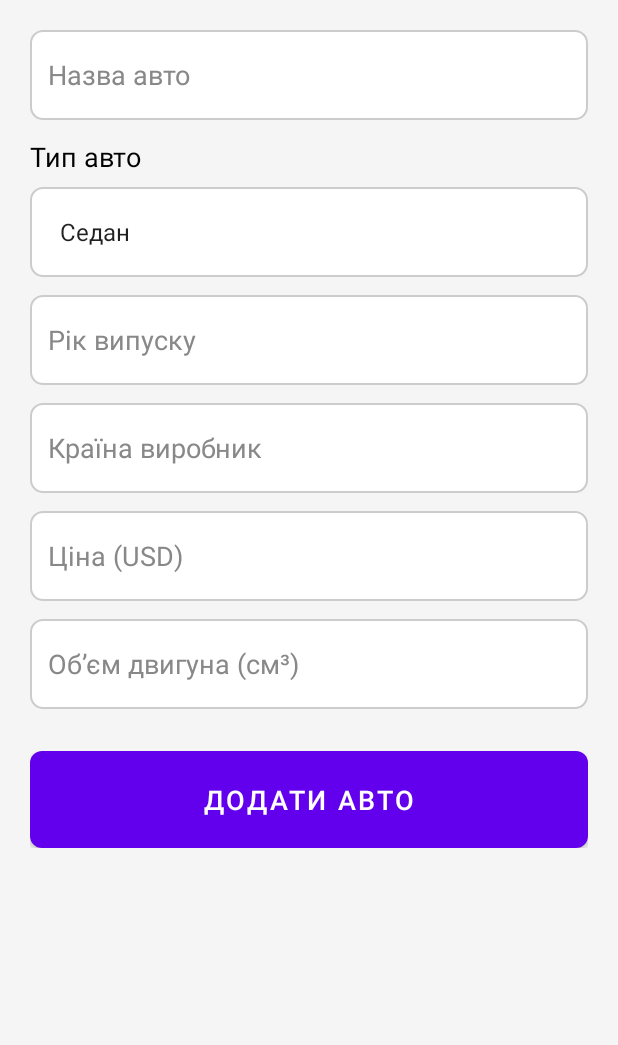
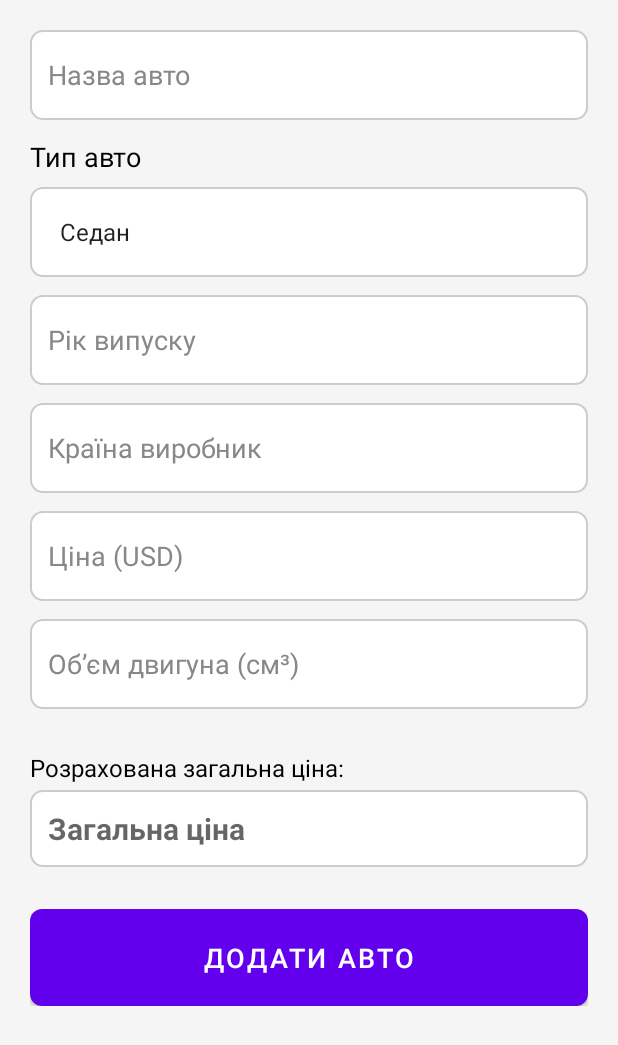
Before and after one commit to Godzila121/Auto, an Android app: the AddCarActivity screen opened directly, with no data from a screen before it, on a phone screen of 412 x 824 dp. Shown: the top 1045 px of the screen. Run offline under Robolectric (Android 15) with nearby library versions, the phone set to English and light mode, and no system bars; our stand-ins replace Firebase (no records; nobody signed in at launch, a user with empty details on screens opened directly).

Commit message:
update ativity

```diff
--- a/app/src/main/java/com/example/myapp/AddCarActivity.java
+++ b/app/src/main/java/com/example/myapp/AddCarActivity.java
@@ -3,13 +3,14 @@ package com.example.myapp;
 import android.annotation.SuppressLint;
 import android.content.Intent;
 import android.os.Bundle;
-import android.util.Log;
+import android.util.Log; // Один імпорт Log достатньо
 import android.widget.ArrayAdapter;
 import android.widget.Button;
 import android.widget.EditText;
 import android.widget.Spinner;
+import android.widget.TextView; // Потрібен імпорт для TextView
 import android.widget.Toast;
-import android.util.Log;
+// import android.util.Log; // Дублюючий імпорт Log
 
 import androidx.appcompat.app.AppCompatActivity;
 
@@ -18,24 +19,23 @@ import com.google.firebase.database.FirebaseDatabase;
 
 public class AddCarActivity extends AppCompatActivity {
 
-    private EditText inputCarName, inputCarYear, inputCarCountry, inputCarPrice, inputEngineCapacity, inputCarAge;
+    private EditText inputCarName, inputCarYear, inputCarCountry, inputCarPrice, inputEngineCapacity;
+    // private EditText inputCarAge; // Видалено, якщо немає відповідного поля в XML
     private Spinner spinnerCarType;
     private Button buttonAddNewCar;
 
-    // Firebase Database reference
     private DatabaseReference carsRef;
-    private EditText inputTotalPrice;
+    // private EditText inputTotalPrice; // ВИДАЛЕНО - це було джерелом проблеми, якщо ID не існував у layout AddCarActivity
+    private TextView displayAddCarTotalPrice; // Використовуємо це для відображення загальної ціни
 
-
-    @SuppressLint("MissingInflatedId")
+    @SuppressLint("MissingInflatedId") // Залиште, якщо впевнені, що всі ID існують в activity_add_car.xml
     @Override
     protected void onCreate(Bundle savedInstanceState) {
         super.onCreate(savedInstanceState);
-        setContentView(R.layout.activity_add_car);
+        setContentView(R.layout.activity_add_car); // Переконайтеся, що це правильний файл розмітки
 
-        // Ініціалізація Firebase
         FirebaseDatabase database = FirebaseDatabase.getInstance();
-        carsRef = database.getReference("cars"); // це посилання на колекцію "cars"
+        carsRef = database.getReference("cars");
 
         inputCarName = findViewById(R.id.input_car_name);
         spinnerCarType = findViewById(R.id.spinner_car_type);
@@ -44,10 +44,18 @@ public class AddCarActivity extends AppCompatActivity {
         inputCarPrice = findViewById(R.id.input_car_price);
         inputEngineCapacity = findViewById(R.id.input_engine_capacity);
         buttonAddNewCar = findViewById(R.id.button_add_new_car);
-        inputTotalPrice = findViewById(R.id.input_total_price);
+
+        // Ініціалізуємо TextView для загальної ціни ТУТ, в onCreate
+        // ПРИПУСКАЄМО, ЩО ВИ ДОДАЛИ TextView з android:id="@+id/display_add_car_total_price"
+        // У ВАШ ФАЙЛ РОЗМІТКИ activity_add_car.xml
+        displayAddCarTotalPrice = findViewById(R.id.display_add_car_total_price);
+        if (displayAddCarTotalPrice == null) {
+            Log.e("AddCarActivity", "УВАГА: TextView з ID 'display_add_car_total_price' не знайдено у activity_add_car.xml!");
+            // Можна навіть кинути виняток або показати Toast, щоб розробник помітив
+            // Toast.makeText(this, "Помилка розмітки: display_add_car_total_price не знайдено", Toast.LENGTH_LONG).show();
+        }
 
 
-        // Ініціалізація спінера
         ArrayAdapter<String> adapter = new ArrayAdapter<>(
                 this,
                 android.R.layout.simple_spinner_item,
@@ -57,6 +65,7 @@ public class AddCarActivity extends AppCompatActivity {
         spinnerCarType.setAdapter(adapter);
 
         buttonAddNewCar.setOnClickListener(v -> {
+            // ... (ваш код для отримання значень з полів вводу та валідації залишається тут) ...
             String name = inputCarName.getText().toString().trim();
             String type = spinnerCarType.getSelectedItem().toString();
             String yearStr = inputCarYear.getText().toString().trim();
@@ -69,14 +78,10 @@ public class AddCarActivity extends AppCompatActivity {
                 Toast.makeText(this, "Будь ласка, заповніть всі поля", Toast.LENGTH_SHORT).show();
                 return;
             }
-
-            // Перевірка: назва машини — тільки літери
             if (!name.matches("[a-zA-Zа-яА-ЯіІїЇєЄґҐ\\s]+")) {
                 Toast.makeText(this, "Назва має містити лише літери", Toast.LENGTH_SHORT).show();
                 return;
             }
-
-            // Перевірка: країна — тільки літери
             if (!country.matches("[a-zA-Zа-яА-ЯіІїЇєЄґҐ\\s]+")) {
                 Toast.makeText(this, "Країна має містити лише літери", Toast.LENGTH_SHORT).show();
                 return;
@@ -88,22 +93,27 @@ public class AddCarActivity extends AppCompatActivity {
                     Toast.makeText(this, "Рік має бути 4 цифри і не більше 2025 і не менше 1886", Toast.LENGTH_SHORT).show();
                     return;
                 }
-
                 double price = Double.parseDouble(priceStr);
-
-                double engineCapacity = Double.parseDouble(engineCapacityStr);
+                double engineCapacity = Double.parseDouble(engineCapacityStr); // Залишаємо double
                 if (engineCapacity < 1.1 || engineCapacity > 13.4) {
                     Toast.makeText(this, "Обʼєм двигуна має бути від 1.1 до 13.4", Toast.LENGTH_SHORT).show();
                     return;
                 }
 
-                int carAge = 2025 - year;
-                double customsTax = price * 0.12;
+                int carAge = 2025 - year; // Припускаємо, що поточний рік для розрахунку 2025
+                double customsTax = price * 0.12; // Спрощений розрахунок мита
                 double totalPrice = price + customsTax;
 
-                inputTotalPrice.setText(String.format("%.2f", totalPrice));
+                // ВИДАЛЕНО: inputTotalPrice.setText(String.format("%.2f", totalPrice));
+                // Тому що inputTotalPrice, ймовірно, був null.
 
-                Car newCar = new Car(name, type, year, country, price, (int) engineCapacity, carAge);
+                // Використовуємо displayAddCarTotalPrice, ініціалізований в onCreate
+                if (displayAddCarTotalPrice != null) {
+                    displayAddCarTotalPrice.setText(String.format(java.util.Locale.US, "%.2f USD", totalPrice));
+                }
+
+                // ВИПРАВЛЕНО: передаємо engineCapacity як double
+                Car newCar = new Car(name, type, year, country, price, engineCapacity, carAge);
 
                 String carId = carsRef.push().getKey();
                 if (carId != null) {
@@ -111,19 +121,19 @@ public class AddCarActivity extends AppCompatActivity {
                             .addOnSuccessListener(aVoid -> {
                                 Toast.makeText(AddCarActivity.this, "Автомобіль додано успішно", Toast.LENGTH_SHORT).show();
                                 Intent intent = new Intent(AddCarActivity.this, SecondActivity.class);
+                                intent.addFlags(Intent.FLAG_ACTIVITY_CLEAR_TOP | Intent.FLAG_ACTIVITY_NEW_TASK); // Очистити стек активностей
                                 startActivity(intent);
-                                finish();
+                                finish(); // Закрити AddCarActivity
                             })
-                            .addOnFailureListener(e ->
-                                    Toast.makeText(AddCarActivity.this, "Помилка при додаванні автомобіля", Toast.LENGTH_SHORT).show()
-                            );
+                            .addOnFailureListener(e -> {
+                                Toast.makeText(AddCarActivity.this, "Помилка при додаванні автомобіля: " + e.getMessage(), Toast.LENGTH_SHORT).show();
+                                Log.e("AddCarActivity", "Firebase setValue failed", e); // Додайте логування помилки Firebase
+                            });
                 }
 
             } catch (NumberFormatException e) {
                 Toast.makeText(this, "Невірний формат числових полів", Toast.LENGTH_SHORT).show();
             }
-
         });
-
     }
 }
--- a/app/src/main/res/layout/activity_add_car.xml
+++ b/app/src/main/res/layout/activity_add_car.xml
@@ -85,7 +85,25 @@
         android:layout_marginBottom="12dp"
         android:layout_width="match_parent"
         android:layout_height="60dp" />
+    <TextView
+        android:id="@+id/label_calculated_total_price" android:layout_width="wrap_content"
+        android:layout_height="wrap_content"
+        android:text="Розрахована загальна ціна:"
+        android:textColor="#000000"
+        android:textSize="16sp"
+        android:layout_marginTop="16dp"
+        android:layout_marginBottom="4dp" />
 
+    <TextView
+        android:id="@+id/display_add_car_total_price" android:layout_width="match_parent"
+        android:layout_height="wrap_content"
+        android:textSize="20sp"
+        android:textColor="#000000"
+        android:textStyle="bold"
+        android:padding="12dp"
+        android:background="@drawable/rounded_edittext_background"
+        android:layout_marginBottom="12dp"
+        android:hint="Загальна ціна" />
     <Button
         android:id="@+id/button_add_new_car"
         android:text="Додати авто"
```
